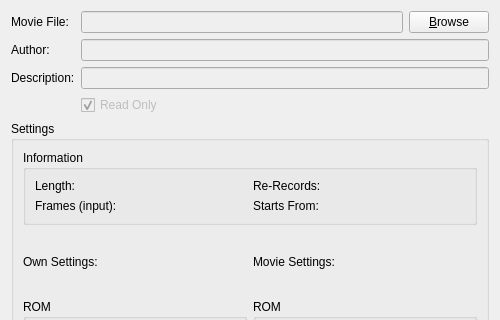
Before: the Qt Designer form main/gui_qt4/playbackdialog.ui in mupen64plus/mupen64plus-oldsvn, drawn with Qt 5; both pictures show x 0 to 500 and y 0 to 320 of the 500 by 687 pixel window.
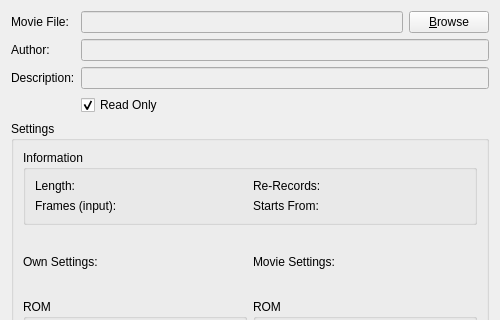
After: the same form once the commit is applied.

Commit message: Resuming recording is now working. Uncheck read only in the playback dialog to resume recording. I'm not sure I agree with the naming, but it is what is used on the TASvideo webpage.

```diff
--- a/main/gui_qt4/playbackdialog.ui
+++ b/main/gui_qt4/playbackdialog.ui
@@ -523,7 +523,7 @@
      <item row="3" column="1" >
       <widget class="QCheckBox" name="checkReadOnly" >
        <property name="enabled" >
-        <bool>false</bool>
+        <bool>true</bool>
        </property>
        <property name="text" >
         <string>Read Only</string>
```
The commit also changes 2 other files.
